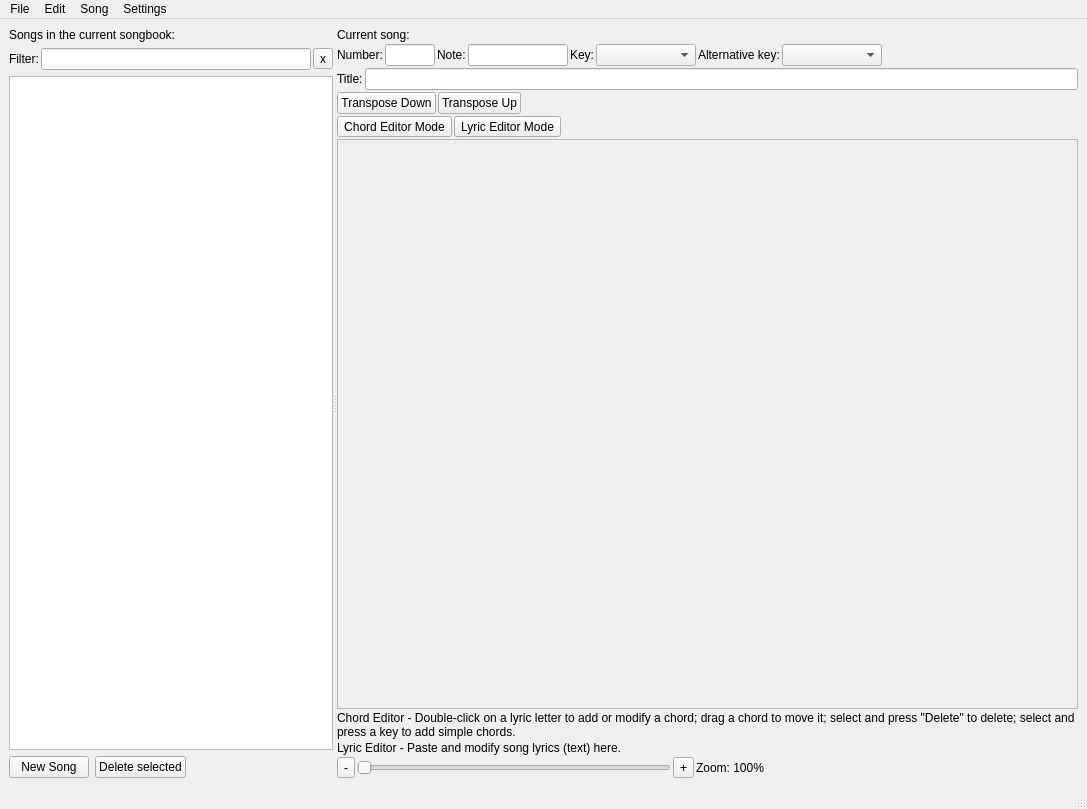
matvey83/softChord, file src/softchord_main_window.ui: the form before one commit.
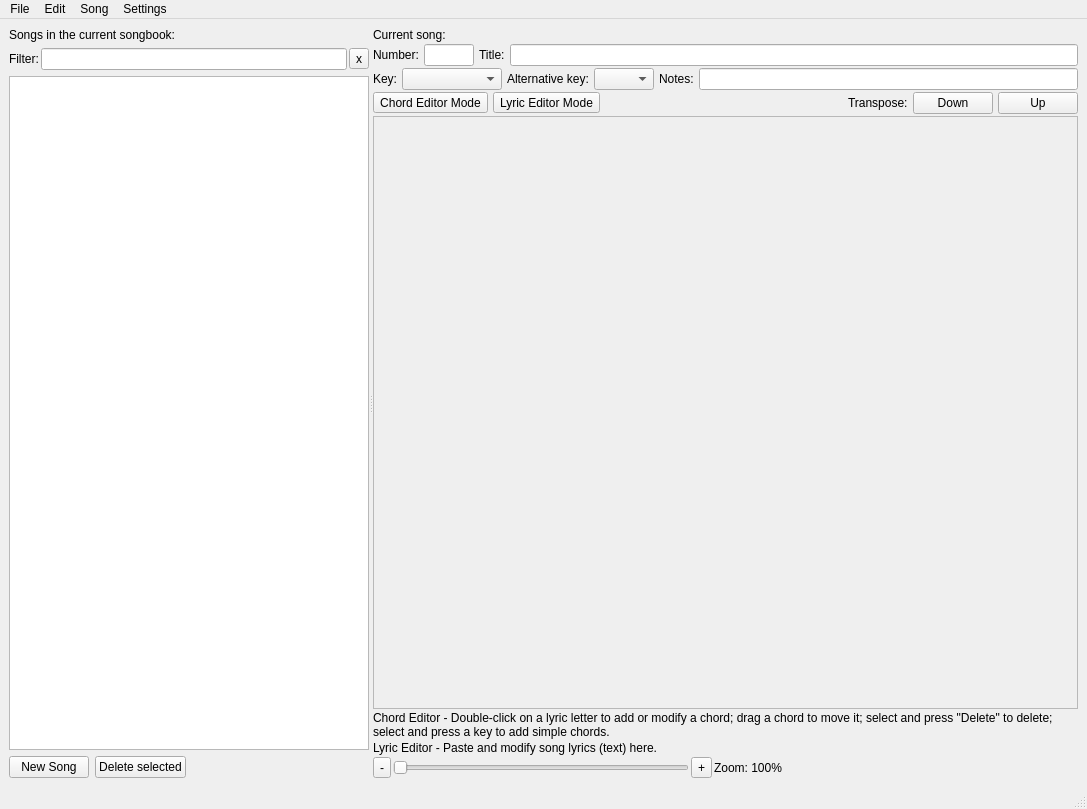
The form after the commit.

Diff of the .ui file:
```diff
--- a/src/softchord_main_window.ui
+++ b/src/softchord_main_window.ui
@@ -114,7 +114,7 @@
         <item>
          <layout class="QHBoxLayout" name="horizontalLayout">
           <property name="spacing">
-           <number>-1</number>
+           <number>5</number>
           </property>
           <item>
            <widget class="QLabel" name="label_6">
@@ -134,22 +134,22 @@
            </widget>
           </item>
           <item>
-           <widget class="QLabel" name="label_11">
+           <widget class="QLabel" name="label_4">
             <property name="text">
-             <string>Note:</string>
+             <string>Title:</string>
             </property>
            </widget>
           </item>
           <item>
-           <widget class="QLineEdit" name="song_subtitle_ef">
-            <property name="maximumSize">
-             <size>
-              <width>100</width>
-              <height>16777215</height>
-             </size>
-            </property>
-           </widget>
+           <widget class="QLineEdit" name="song_title_ef"/>
           </item>
+         </layout>
+        </item>
+        <item>
+         <layout class="QHBoxLayout" name="horizontalLayout_4">
+          <property name="spacing">
+           <number>5</number>
+          </property>
           <item>
            <widget class="QLabel" name="label_5">
             <property name="text">
@@ -165,6 +165,12 @@
               <height>0</height>
              </size>
             </property>
+            <property name="maximumSize">
+             <size>
+              <width>100</width>
+              <height>16777215</height>
+             </size>
+            </property>
            </widget>
           </item>
           <item>
@@ -178,77 +184,45 @@
            <widget class="QComboBox" name="song_alt_key_menu">
             <property name="minimumSize">
              <size>
-              <width>100</width>
+              <width>50</width>
               <height>0</height>
              </size>
             </property>
-           </widget>
-          </item>
-          <item>
-           <spacer name="horizontalSpacer_4">
-            <property name="orientation">
-             <enum>Qt::Horizontal</enum>
-            </property>
-            <property name="sizeHint" stdset="0">
+            <property name="maximumSize">
              <size>
-              <width>40</width>
-              <height>20</height>
+              <width>60</width>
+              <height>16777215</height>
              </size>
             </property>
-           </spacer>
+           </widget>
           </item>
-         </layout>
-        </item>
-        <item>
-         <layout class="QHBoxLayout" name="horizontalLayout_4">
           <item>
-           <widget class="QLabel" name="label_4">
+           <widget class="QLabel" name="label_11">
             <property name="text">
-             <string>Title:</string>
+             <string>Notes:</string>
             </property>
            </widget>
           </item>
           <item>
-           <widget class="QLineEdit" name="song_title_ef"/>
+           <widget class="QLineEdit" name="song_subtitle_ef">
+            <property name="maximumSize">
+             <size>
+              <width>16777215</width>
+              <height>16777215</height>
+             </size>
+            </property>
+           </widget>
           </item>
          </layout>
         </item>
         <item>
          <layout class="QHBoxLayout" name="horizontalLayout_9"/>
         </item>
-        <item>
-         <layout class="QHBoxLayout" name="horizontalLayout_5">
-          <item>
-           <widget class="QPushButton" name="transpose_down_button">
-            <property name="text">
-             <string>Transpose Down</string>
-            </property>
-           </widget>
-          </item>
-          <item>
-           <widget class="QPushButton" name="transpose_up_button">
-            <property name="text">
-             <string>Transpose Up</string>
-            </property>
-           </widget>
-          </item>
-          <item>
-           <spacer name="horizontalSpacer_2">
-            <property name="orientation">
-             <enum>Qt::Horizontal</enum>
-            </property>
-            <property name="sizeHint" stdset="0">
-             <size>
-              <width>40</width>
-              <height>20</height>
-             </size>
-            </property>
-           </spacer>
-          </item>
-         </layout>
-        </item>
         <item>
          <layout class="QHBoxLayout" name="horizontalLayout_6">
+          <property name="spacing">
+           <number>5</number>
+          </property>
           <item>
            <widget class="QToolButton" name="chord_editor_button">
             <property name="text">
@@ -276,6 +250,27 @@
             </property>
            </spacer>
           </item>
+          <item>
+           <widget class="QLabel" name="label_12">
+            <property name="text">
+             <string>Transpose:</string>
+            </property>
+           </widget>
+          </item>
+          <item>
+           <widget class="QPushButton" name="transpose_down_button">
+            <property name="text">
+             <string>Down</string>
+            </property>
+           </widget>
+          </item>
+          <item>
+           <widget class="QPushButton" name="transpose_up_button">
+            <property name="text">
+             <string>Up</string>
+            </property>
+           </widget>
+          </item>
          </layout>
         </item>
         <item>
@@ -303,7 +298,7 @@
                <x>0</x>
                <y>0</y>
                <width>733</width>
-               <height>518</height>
+               <height>542</height>
               </rect>
              </property>
             </widget>
```
